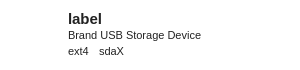
The window that src/ui/volumeitem.ui (bit2pixel/quickformat) describes before a commit, drawn with Qt 5.
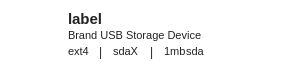
The same window after the commit. Icons and pictures are not drawn.

Commit message: preparation for setting partition flags

Diff of the .ui file:
```diff
--- a/src/ui/volumeitem.ui
+++ b/src/ui/volumeitem.ui
@@ -140,6 +140,29 @@
           </property>
          </spacer>
         </item>
+        <item>
+         <widget class="QLabel" name="label_2">
+          <property name="text">
+           <string>|</string>
+          </property>
+         </widget>
+        </item>
+        <item>
+         <spacer name="horizontalSpacer_6">
+          <property name="orientation">
+           <enum>Qt::Horizontal</enum>
+          </property>
+          <property name="sizeType">
+           <enum>QSizePolicy::Fixed</enum>
+          </property>
+          <property name="sizeHint" stdset="0">
+           <size>
+            <width>10</width>
+            <height>20</height>
+           </size>
+          </property>
+         </spacer>
+        </item>
         <item>
          <widget class="QLabel" name="path">
           <property name="font">
@@ -156,8 +179,79 @@
           </property>
          </widget>
         </item>
+        <item>
+         <spacer name="horizontalSpacer_7">
+          <property name="orientation">
+           <enum>Qt::Horizontal</enum>
+          </property>
+          <property name="sizeType">
+           <enum>QSizePolicy::Fixed</enum>
+          </property>
+          <property name="sizeHint" stdset="0">
+           <size>
+            <width>10</width>
+            <height>20</height>
+           </size>
+          </property>
+         </spacer>
+        </item>
+        <item>
+         <widget class="QLabel" name="label_3">
+          <property name="text">
+           <string>|</string>
+          </property>
+         </widget>
+        </item>
         <item>
          <spacer name="horizontalSpacer_4">
+          <property name="orientation">
+           <enum>Qt::Horizontal</enum>
+          </property>
+          <property name="sizeType">
+           <enum>QSizePolicy::Fixed</enum>
+          </property>
+          <property name="sizeHint" stdset="0">
+           <size>
+            <width>10</width>
+            <height>20</height>
+           </size>
+          </property>
+         </spacer>
+        </item>
+        <item>
+         <widget class="QLabel" name="size">
+          <property name="font">
+           <font>
+            <pointsize>8</pointsize>
+            <italic>false</italic>
+           </font>
+          </property>
+          <property name="toolTip">
+           <string notr="true"/>
+          </property>
+          <property name="text">
+           <string notr="true">1mb</string>
+          </property>
+         </widget>
+        </item>
+        <item>
+         <widget class="QLabel" name="disk">
+          <property name="font">
+           <font>
+            <pointsize>8</pointsize>
+            <italic>false</italic>
+           </font>
+          </property>
+          <property name="toolTip">
+           <string notr="true"/>
+          </property>
+          <property name="text">
+           <string notr="true">sda</string>
+          </property>
+         </widget>
+        </item>
+        <item>
+         <spacer name="horizontalSpacer_5">
           <property name="orientation">
            <enum>Qt::Horizontal</enum>
           </property>
```
The commit also changes 2 other files.
